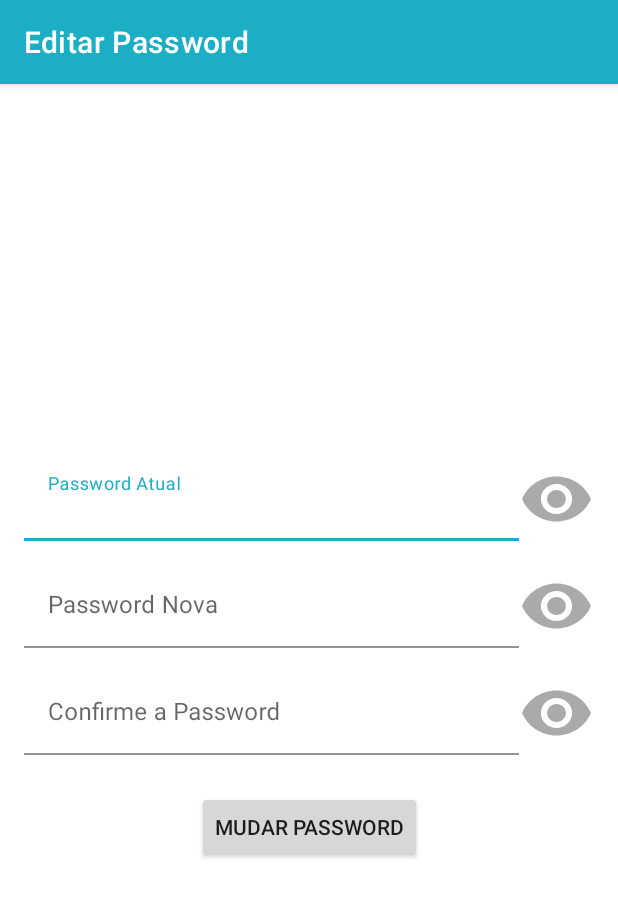
After one commit to pauloarcosta03/ElderCare, an Android app: the EditarPassActivity screen opened directly, with no data from a screen before it, on a phone screen of 412 x 824 dp. The commit adds this screen. Shown: the top 897 px of the screen. Run offline under Robolectric (Android 15) with nearby library versions, the phone set to English and light mode, and no system bars; our stand-ins replace Firebase (no records; nobody signed in at launch, a user with empty details on screens opened directly).

Commit message:
Mudar password

```diff
--- /dev/null
+++ b/app/src/main/java/com/eldercare/eldercare/activity/ui/definicoes/EditarPassActivity.java
@@ -0,0 +1,187 @@
+package com.eldercare.eldercare.activity.ui.definicoes;
+
+import androidx.annotation.NonNull;
+import androidx.appcompat.app.AppCompatActivity;
+
+import android.os.Bundle;
+import android.text.InputType;
+import android.view.View;
+import android.widget.Button;
+import android.widget.EditText;
+import android.widget.Toast;
+
+import com.eldercare.eldercare.R;
+import com.eldercare.eldercare.config.ConfiguracaoFirebase;
+import com.google.android.gms.tasks.OnCompleteListener;
+import com.google.android.gms.tasks.Task;
+import com.google.firebase.auth.AuthResult;
+import com.google.firebase.auth.FirebaseAuth;
+import com.google.firebase.auth.FirebaseUser;
+import com.google.firebase.database.DatabaseReference;
+
+public class EditarPassActivity extends AppCompatActivity {
+
+    private Button buttonVerAtual;
+    private EditText textPassAtual;
+    private Button buttonVerNovo1;
+    private EditText textPassNova1;
+    private Button buttonVerNovo2;
+    private EditText textPassNova2;
+
+    private Button buttonMudarPass;
+
+    boolean visivelPassAtual = false;
+    boolean visivelPassNova1 = false;
+    boolean visivelPassNova2 = false;
+
+    String passwordAtual;
+    String passwordNova1;
+    String passwordNova2;
+
+    FirebaseAuth autenticacao = ConfiguracaoFirebase.getFirebaseAutenticacao();
+    FirebaseUser utilizador;
+
+    @Override
+    protected void onCreate(Bundle savedInstanceState) {
+        super.onCreate(savedInstanceState);
+        setContentView(R.layout.activity_editar_pass);
+
+        getSupportActionBar().setTitle("Editar Password");
+
+        //getSupportActionBar().setDisplayHomeAsUpEnabled(true);
+
+        buttonMudarPass = findViewById(R.id.ButtonMudarPass);
+
+        buttonVerAtual = findViewById(R.id.buttonVerAtual);
+        textPassAtual = findViewById(R.id.textPassAtual);
+
+        buttonVerNovo1 = findViewById(R.id.buttonVerNovo1);
+        textPassNova1 = findViewById(R.id.textPassNova1);
+
+        buttonVerNovo2 = findViewById(R.id.buttonVerNovo2);
+        textPassNova2 = findViewById(R.id.textPassNova2);
+
+        //Mudar pass atual de invisivel para visivel
+        buttonVerAtual.setOnClickListener(new View.OnClickListener() {
+            @Override
+            public void onClick(View v) {
+
+                if(visivelPassAtual){
+                    visivelPassAtual = false;
+                }else{
+                    visivelPassAtual = true;
+                }
+
+                if(visivelPassAtual){
+                    textPassAtual.setInputType(InputType.TYPE_CLASS_TEXT | InputType.TYPE_TEXT_VARIATION_VISIBLE_PASSWORD);
+                }else{
+                    textPassAtual.setInputType(InputType.TYPE_CLASS_TEXT | InputType.TYPE_TEXT_VARIATION_PASSWORD);
+                }
+            }
+        });
+
+        //Mudar pass nova de invisivel para visivel
+        buttonVerNovo1.setOnClickListener(new View.OnClickListener() {
+            @Override
+            public void onClick(View v) {
+
+                if(visivelPassNova1){
+                    visivelPassNova1 = false;
+                }else{
+                    visivelPassNova1 = true;
+                }
+
+                if(visivelPassNova1){
+                    textPassNova1.setInputType(InputType.TYPE_CLASS_TEXT | InputType.TYPE_TEXT_VARIATION_VISIBLE_PASSWORD);
+                }else{
+                    textPassNova1.setInputType(InputType.TYPE_CLASS_TEXT | InputType.TYPE_TEXT_VARIATION_PASSWORD);
+                }
+            }
+        });
+
+        //Mudar confirmação de nova pass de invisivel para visivel
+        buttonVerNovo2.setOnClickListener(new View.OnClickListener() {
+            @Override
+            public void onClick(View v) {
+
+                if(visivelPassNova2){
+                    visivelPassNova2 = false;
+                }else{
+                    visivelPassNova2 = true;
+                }
+
+                if(visivelPassNova2){
+                    textPassNova2.setInputType(InputType.TYPE_CLASS_TEXT | InputType.TYPE_TEXT_VARIATION_VISIBLE_PASSWORD);
+                }else{
+                    textPassNova2.setInputType(InputType.TYPE_CLASS_TEXT | InputType.TYPE_TEXT_VARIATION_PASSWORD);
+                }
+            }
+        });
+
+        //mudar a password
+        buttonMudarPass.setOnClickListener(new View.OnClickListener() {
+            @Override
+            public void onClick(View v) {
+
+                passwordAtual = textPassAtual.getText().toString();
+                passwordNova1 = textPassNova1.getText().toString();
+                passwordNova2 = textPassNova2.getText().toString();
+
+                if(!passwordAtual.isEmpty())
+                {
+                    if(!passwordNova1.isEmpty())
+                    {
+                        if(!passwordNova2.isEmpty())
+                        {
+                            //verificar se as 2 passwords coincidem
+                            if(passwordNova1.equals(passwordNova2))
+                            {
+                                mudarPass();
+                            }else{
+                                Toast.makeText(getApplicationContext(), "As passwords novas não coincidem", Toast.LENGTH_SHORT).show();
+                            }
+                        }else{
+                            Toast.makeText(getApplicationContext(), "Confirme a password", Toast.LENGTH_SHORT).show();
+                        }
+                    }else{
+                        Toast.makeText(getApplicationContext(), "Introduza a password nova", Toast.LENGTH_SHORT).show();
+                    }
+                }else{
+                    Toast.makeText(getApplicationContext(), "Introduza a password atual", Toast.LENGTH_SHORT).show();
+                }
+
+            }
+        });
+
+    }
+
+    public void mudarPass(){
+
+        String email = autenticacao.getCurrentUser().getEmail();
+
+        autenticacao.signInWithEmailAndPassword(email, passwordAtual)
+                .addOnCompleteListener(new OnCompleteListener<AuthResult>() {
+            @Override
+            public void onComplete(@NonNull Task<AuthResult> task) {
+                if(!task.isSuccessful()){
+                    Toast.makeText(getApplicationContext(), "Password atual está errada", Toast.LENGTH_SHORT).show();
+                }else{
+                    FirebaseUser user = FirebaseAuth.getInstance().getCurrentUser();
+                    user.updatePassword(passwordNova1)
+                            .addOnCompleteListener(new OnCompleteListener<Void>() {
+                                @Override
+                                public void onComplete(@NonNull Task<Void> task) {
+                                    if (task.isSuccessful()){
+                                        Toast.makeText(getApplicationContext(), "Password alterada com sucesso.", Toast.LENGTH_LONG).show();
+                                        finish();
+                                    }else{
+                                        Toast.makeText(getApplicationContext(), "Não foi possivel alterar a password.", Toast.LENGTH_LONG).show();
+                                    }
+                                }
+                            });
+                }
+            }
+        });
+
+    }
+}
--- /dev/null
+++ b/app/src/main/res/drawable/ic_visibilidade.xml
@@ -0,0 +1,5 @@
+<vector android:height="24dp" android:tint="#FFFFFF"
+    android:viewportHeight="24" android:viewportWidth="24"
+    android:width="24dp" xmlns:android="http://schemas.android.com/apk/res/android">
+    <path android:fillColor="@android:color/white" android:pathData="M12,4.5C7,4.5 2.73,7.61 1,12c1.73,4.39 6,7.5 11,7.5s9.27,-3.11 11,-7.5c-1.73,-4.39 -6,-7.5 -11,-7.5zM12,17c-2.76,0 -5,-2.24 -5,-5s2.24,-5 5,-5 5,2.24 5,5 -2.24,5 -5,5zM12,9c-1.66,0 -3,1.34 -3,3s1.34,3 3,3 3,-1.34 3,-3 -1.34,-3 -3,-3z"/>
+</vector>
--- /dev/null
+++ b/app/src/main/res/layout/activity_editar_pass.xml
@@ -0,0 +1,125 @@
+<?xml version="1.0" encoding="utf-8"?>
+<androidx.constraintlayout.widget.ConstraintLayout xmlns:android="http://schemas.android.com/apk/res/android"
+    xmlns:app="http://schemas.android.com/apk/res-auto"
+    xmlns:tools="http://schemas.android.com/tools"
+    android:layout_width="match_parent"
+    android:layout_height="match_parent"
+    tools:context=".activity.ui.definicoes.EditarPassActivity">
+
+    <com.google.android.material.textfield.TextInputLayout
+        android:id="@+id/textInputLayout20"
+        android:layout_width="0dp"
+        android:layout_height="55dp"
+        android:layout_marginStart="16dp"
+        android:layout_marginBottom="16dp"
+        app:layout_constraintBottom_toTopOf="@+id/textInputLayout21"
+        app:layout_constraintEnd_toStartOf="@+id/buttonVerAtual"
+        app:layout_constraintHorizontal_bias="0.5"
+        app:layout_constraintHorizontal_chainStyle="packed"
+        app:layout_constraintStart_toStartOf="parent"
+        app:layout_constraintTop_toTopOf="parent"
+        app:layout_constraintVertical_chainStyle="packed">
+
+        <com.google.android.material.textfield.TextInputEditText
+            android:id="@+id/textPassAtual"
+            android:layout_width="match_parent"
+            android:layout_height="wrap_content"
+            android:background="@color/white"
+            android:hint="Password Atual"
+            android:inputType="textPassword" />
+    </com.google.android.material.textfield.TextInputLayout>
+
+    <androidx.appcompat.widget.AppCompatButton
+        android:id="@+id/buttonVerAtual"
+        android:layout_width="50dp"
+        android:layout_height="wrap_content"
+        android:layout_marginEnd="16dp"
+        android:background="@drawable/ic_visibilidade"
+        android:backgroundTint="@android:color/darker_gray"
+        app:layout_constraintBottom_toBottomOf="@+id/textInputLayout20"
+        app:layout_constraintEnd_toEndOf="parent"
+        app:layout_constraintHorizontal_bias="0.5"
+        app:layout_constraintStart_toEndOf="@+id/textInputLayout20"
+        app:layout_constraintTop_toTopOf="@+id/textInputLayout20" />
+
+    <com.google.android.material.textfield.TextInputLayout
+        android:id="@+id/textInputLayout21"
+        android:layout_width="0dp"
+        android:layout_height="55dp"
+        android:layout_marginStart="16dp"
+        android:layout_marginBottom="16dp"
+        app:layout_constraintBottom_toTopOf="@+id/textInputLayout22"
+        app:layout_constraintEnd_toStartOf="@+id/buttonVerAtual"
+        app:layout_constraintHorizontal_bias="0.5"
+        app:layout_constraintHorizontal_chainStyle="packed"
+        app:layout_constraintStart_toStartOf="parent"
+        app:layout_constraintTop_toBottomOf="@+id/textInputLayout20">
+
+        <com.google.android.material.textfield.TextInputEditText
+            android:id="@+id/textPassNova1"
+            android:layout_width="match_parent"
+            android:layout_height="wrap_content"
+            android:background="@color/white"
+            android:hint="Password Nova"
+            android:inputType="textPassword" />
+    </com.google.android.material.textfield.TextInputLayout>
+
+    <androidx.appcompat.widget.AppCompatButton
+        android:id="@+id/buttonVerNovo1"
+        android:layout_width="50dp"
+        android:layout_height="wrap_content"
+        android:layout_marginEnd="16dp"
+        android:background="@drawable/ic_visibilidade"
+        android:backgroundTint="@android:color/darker_gray"
+        app:layout_constraintBottom_toBottomOf="@+id/textInputLayout21"
+        app:layout_constraintEnd_toEndOf="parent"
+        app:layout_constraintHorizontal_bias="0.5"
+        app:layout_constraintStart_toEndOf="@+id/textInputLayout21"
+        app:layout_constraintTop_toTopOf="@+id/textInputLayout21" />
+
+    <com.google.android.material.textfield.TextInputLayout
+        android:id="@+id/textInputLayout22"
+        android:layout_width="0dp"
+        android:layout_height="55dp"
+        android:layout_marginStart="16dp"
+        app:layout_constraintBottom_toTopOf="@+id/ButtonMudarPass"
+        app:layout_constraintEnd_toStartOf="@+id/buttonVerAtual"
+        app:layout_constraintHorizontal_bias="0.5"
+        app:layout_constraintHorizontal_chainStyle="packed"
+        app:layout_constraintStart_toStartOf="parent"
+        app:layout_constraintTop_toBottomOf="@+id/textInputLayout21">
+
+        <com.google.android.material.textfield.TextInputEditText
+            android:id="@+id/textPassNova2"
+            android:layout_width="match_parent"
+            android:layout_height="wrap_content"
+            android:background="@color/white"
+            android:hint="Confirme a Password"
+            android:inputType="textPassword" />
+    </com.google.android.material.textfield.TextInputLayout>
+
+    <androidx.appcompat.widget.AppCompatButton
+        android:id="@+id/buttonVerNovo2"
+        android:layout_width="50dp"
+        android:layout_height="wrap_content"
+        android:layout_marginEnd="16dp"
+        android:background="@drawable/ic_visibilidade"
+        android:backgroundTint="@android:color/darker_gray"
+        app:layout_constraintBottom_toBottomOf="@+id/textInputLayout22"
+        app:layout_constraintEnd_toEndOf="parent"
+        app:layout_constraintHorizontal_bias="0.5"
+        app:layout_constraintStart_toEndOf="@+id/textInputLayout22"
+        app:layout_constraintTop_toTopOf="@+id/textInputLayout22" />
+
+    <androidx.appcompat.widget.AppCompatButton
+        android:id="@+id/ButtonMudarPass"
+        android:layout_width="wrap_content"
+        android:layout_height="wrap_content"
+        android:layout_marginTop="24dp"
+        android:text="Mudar Password"
+        app:layout_constraintBottom_toBottomOf="parent"
+        app:layout_constraintEnd_toEndOf="parent"
+        app:layout_constraintHorizontal_bias="0.5"
+        app:layout_constraintStart_toStartOf="parent"
+        app:layout_constraintTop_toBottomOf="@+id/textInputLayout22" />
+</androidx.constraintlayout.widget.ConstraintLayout>
--- a/app/src/main/res/navigation/mobile_navigation.xml
+++ b/app/src/main/res/navigation/mobile_navigation.xml
@@ -52,4 +52,5 @@
         android:name="com.eldercare.eldercare.activity.ui.notas.NotasFragment"
         android:label="notas"
         tools:layout="@layout/fragment_notas" />
+
 </navigation>
```
Also changed, not shown: app/src/main/AndroidManifest.xml (+10 -5 lines), app/src/main/java/com/eldercare/eldercare/activity/ui/calendario/AdicionarEventosActivity.java (+9 -0 lines), app/src/main/java/com/eldercare/eldercare/activity/ui/definicoes/DefinicoesFragment.java (+11 -3 lines), app/src/main/res/layout/fragment_definicoes.xml (+13 -2 lines).
